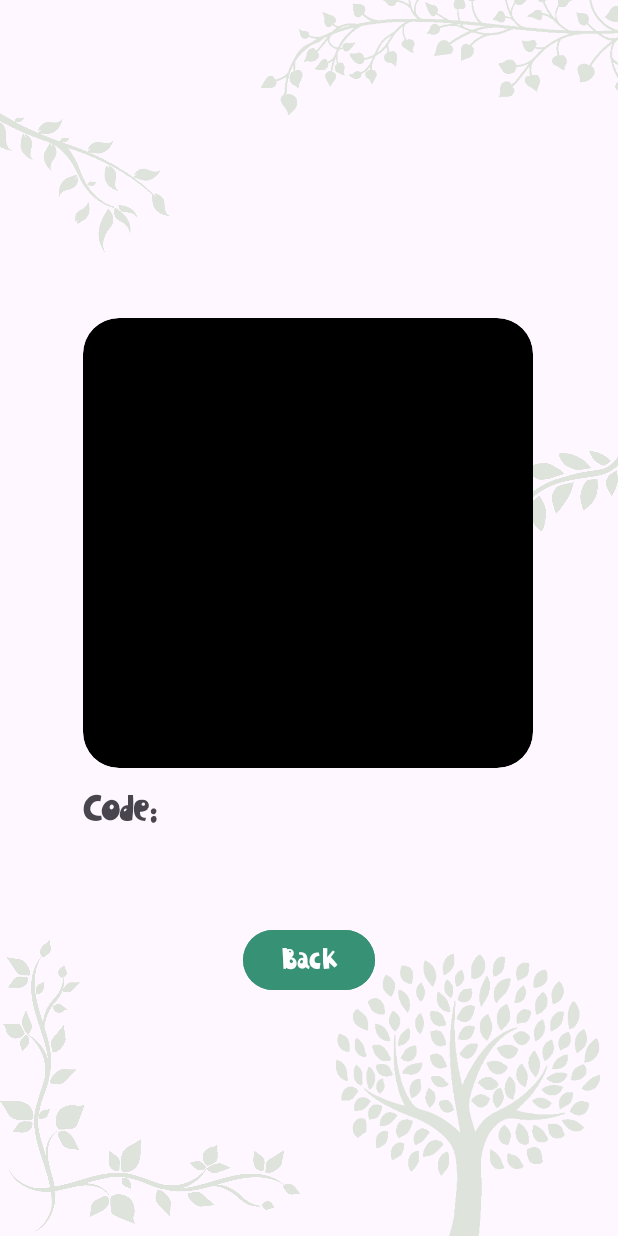
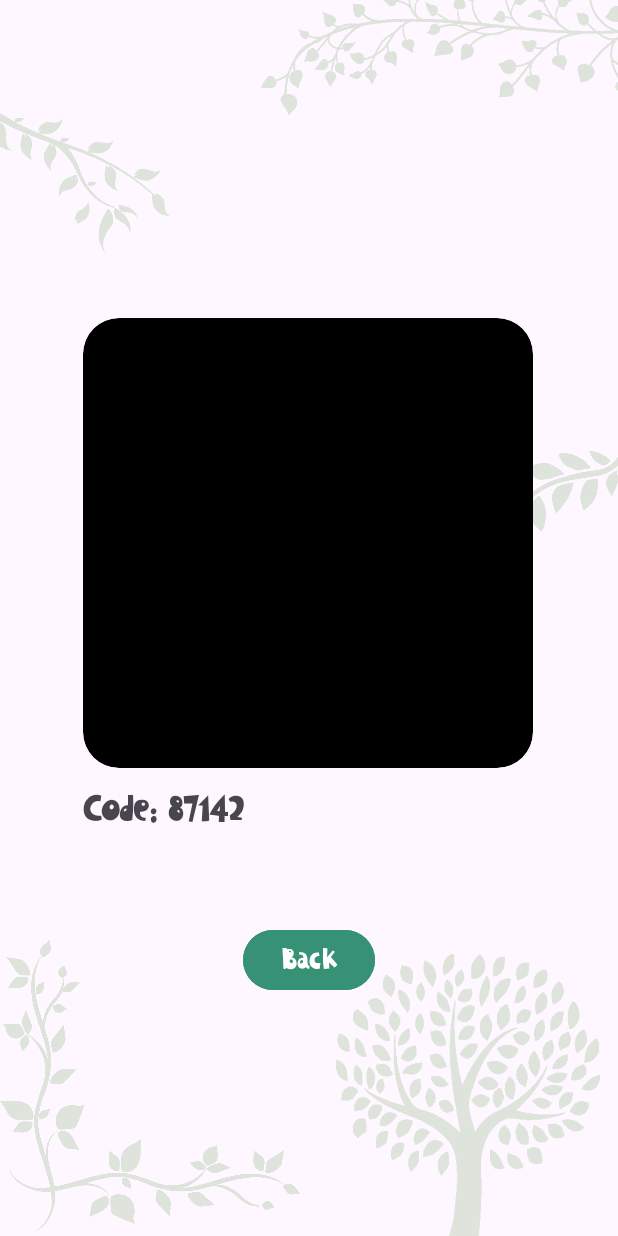
Before and after one commit to McShinyShoe/ecopoint-machine, an Android app: the ConfirmActivity screen opened directly, with no data from a screen before it, after a tap on "Yes", on a phone screen of 412 x 824 dp. Run offline under Robolectric (Android 15) with nearby library versions, the phone set to English and light mode, and no system bars; libraries missing offline, so code that uses them is left out: com.journeyapps.barcodescanner; 2 statements that could not run were skipped.

Commit message:
revert: Use a static code instead of a dynamic one

```diff
--- a/app/src/main/java/net/shinyshoe/ecopointmachine/ConfirmActivity.java
+++ b/app/src/main/java/net/shinyshoe/ecopointmachine/ConfirmActivity.java
@@ -47,16 +47,17 @@ public class ConfirmActivity extends AppCompatActivity {
         }
 
         yesBtn.setOnClickListener(v -> {
-            Log.d("API", "PARSING SAMPAH: ");
-            String sampahId1 = APIController.getSampahId(APIController.postSampah("kaca", "420", 69));
-            String sampahId2 = APIController.getSampahId(APIController.postSampah("plastik", "9", 10));
-            Log.d("API", "SAMPAH 1: " + sampahId1);
-            Log.d("API", "SAMPAH 2: " + sampahId2);
-            APIController.ensureRegistered("MachineA");
-            String machineID = APIController.getMesinIdByName("MachineA");
-            Log.d("API", "MACHINE ID: " + machineID);
-            String[] sampahList = {sampahId1, sampahId2};
-            String code = APIController.getKodeVerifikasi(APIController.postPermintaan(machineID, sampahList));
+//            Log.d("API", "PARSING SAMPAH: ");
+//            String sampahId1 = APIController.getSampahId(APIController.postSampah("kaca", "420", 69));
+//            String sampahId2 = APIController.getSampahId(APIController.postSampah("plastik", "9", 10));
+//            Log.d("API", "SAMPAH 1: " + sampahId1);
+//            Log.d("API", "SAMPAH 2: " + sampahId2);
+//            APIController.ensureRegistered("MachineA");
+//            String machineID = APIController.getMesinIdByName("MachineA");
+//            Log.d("API", "MACHINE ID: " + machineID);
+//            String[] sampahList = {sampahId1, sampahId2};
+//            String code = APIController.getKodeVerifikasi(APIController.postPermintaan(machineID, sampahList));
+            String code = "87142";
             Log.d("API", "CODE: " + code);
             Intent intent = new Intent(ConfirmActivity.this, ResultActivity.class);
             intent.putExtra("CODE", code);
```
